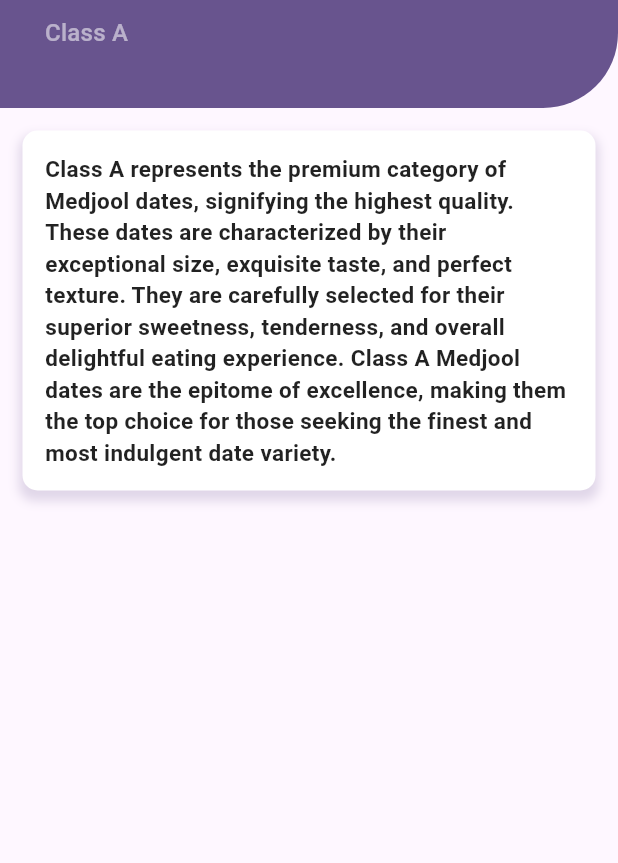
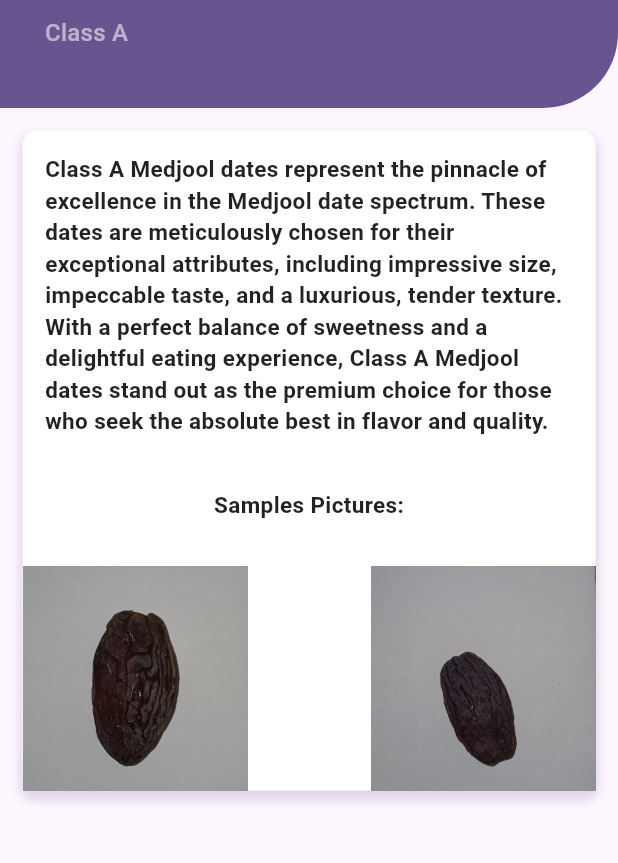
Before and after one commit to AhmadAZ2021/Flutterr, a Flutter app: the ClassesDetails screen opened by its route, on a phone screen of 412 x 824 dp, the part 144-1007 px from its top. Run offline on Flutter 3.47's test engine with Material 3 defaults, Android fonts, the phone set to English and light mode, and no system bars; our stand-ins replace image_picker; missing offline and left inert: dart:ffi.

Commit message:
final-product

```diff
--- a/date_classifier/lib/models/classes.dart
+++ b/date_classifier/lib/models/classes.dart
@@ -1,13 +1,15 @@
 class dateclasses {
   final int id;
-  final String title, subtitle, description, image;
+  final String title, subtitle, description, image , image1 , image2;
 
   dateclasses(
       {required this.id,
       required this.title,
       required this.subtitle,
       required this.description,
-      required this.image});
+      required this.image ,
+      required this.image1,
+      required this.image2,});
 }
 
 List<dateclasses> classes = [
@@ -16,28 +18,37 @@ List<dateclasses> classes = [
     title: 'Class A',
     subtitle: 'Premium Quality',
     description:
-        'Class A represents the premium category of Medjool dates, signifying the highest quality. These dates are characterized by their exceptional size, exquisite taste, and perfect texture. They are carefully selected for their superior sweetness, tenderness, and overall delightful eating experience. Class A Medjool dates are the epitome of excellence, making them the top choice for those seeking the finest and most indulgent date variety.',
+        'Class A Medjool dates represent the pinnacle of excellence in the Medjool date spectrum. These dates are meticulously chosen for their exceptional attributes, including impressive size, impeccable taste, and a luxurious, tender texture. With a perfect balance of sweetness and a delightful eating experience, Class A Medjool dates stand out as the premium choice for those who seek the absolute best in flavor and quality.',
     image: 'images/Date.jpg',
+    image1: 'images/Class A 1.jpg',
+    image2: 'images/Class A 2.jpg'
   ),
   dateclasses(
       id: 2,
       title: 'Class B',
       subtitle: 'High Quality',
       description:
-          'Class B comprises high-quality Medjool dates that may not be classified as premium but still offer a delightful taste and texture. These dates are likely to be slightly smaller or may have minor imperfections compared to Class A but maintain a commendable standard. Class B dates are an excellent choice for those who desire quality Medjool dates with a slightly more affordable price point.',
-      image: 'images/Date.jpg'),
+          'Falling just below the premium tier, Class B Medjool dates maintain a high standard of quality. While they may be slightly smaller or exhibit minor imperfections compared to Class A, they offer a commendable taste and texture. Class B is an excellent option for those who appreciate quality Medjool dates but are open to a more affordable choice without compromising significantly on the overall experience.',
+      image: 'images/Date.jpg',
+      image1: 'images/Class B 1.jpg',
+      image2: 'images/Class B 2.jpg'),
+
   dateclasses(
       id: 3,
       title: 'Class C',
       subtitle: 'Standard Quality',
       description:
-          'Class C represents standard quality Medjool dates that meet the basic criteria for taste and texture. While they may have some imperfections, such as smaller sizes or irregular shapes, Class C dates still provide a satisfactory eating experience. These dates are a good option for those who prioritize value and are looking for a budget-friendly choice without compromising too much on quality.',
-      image: 'images/Date.jpg'),
+          'Class C Medjool dates embody a solid standard of quality, meeting the fundamental criteria for taste and texture. Although they might have some imperfections such as smaller sizes or irregular shapes, Class C dates still provide a satisfactory and enjoyable eating experience. These dates are a reliable choice for those seeking a balance between value and quality, offering a budget-friendly option without compromising too much on flavor.',
+      image: 'images/Date.jpg',
+      image1: 'images/Class C 1.jpg',
+    image2: 'images/Class C 2.jpg'),
   dateclasses(
       id: 4,
       title: 'Class D',
       subtitle: 'Economy Grade',
       description:
-          'Class D consists of economy-grade Medjool dates, which may have more noticeable imperfections in terms of size, appearance, or taste. While these dates may not meet the premium or high-quality standards, they are still suitable for various culinary purposes. Class D Medjool dates offer an economical option for those who prioritize affordability and are willing to compromise on some aspects of quality.',
-      image: 'images/Date.jpg'),
+          'Class D Medjool dates are the economy-grade option, displaying more noticeable imperfections in size, appearance, or taste. While they may not reach the premium or high-quality standards, Class D dates remain suitable for various culinary purposes. Offering an economical choice, Class D Medjool dates cater to those who prioritize affordability and are willing to make modest compromises in certain aspects of quality for specific uses.',
+      image: 'images/Date.jpg',
+      image1: 'images/Class D 1.jpg',
+    image2: 'images/Class D 2.jpg'),
 ];
--- a/date_classifier/lib/screens/about.dart
+++ b/date_classifier/lib/screens/about.dart
@@ -138,14 +138,14 @@ class AboutPage extends StatelessWidget {
                     mainAxisAlignment: MainAxisAlignment.spaceBetween,
                     children: [
                       Text(
-                        'Provided By:',
+                        'Developers:',
                         style: TextStyle(
                             color: Colors.black87,
                             fontSize: 15,
                             fontWeight: FontWeight.w600),
                       ),
                       Text(
-                        'AAZ',
+                        ' Sa\'ad Al-Zoubi \n Ahmad Al-Zaghameem',
                         style: TextStyle(
                             color: Colors.black87,
                             fontSize: 15,
--- a/date_classifier/lib/screens/classes_details.dart
+++ b/date_classifier/lib/screens/classes_details.dart
@@ -1,4 +1,6 @@
 // classes_info_page.dart
+
+import 'dart:ffi';
 
 import 'package:date_classifier/models/classes.dart';
 import 'package:flutter/material.dart';
@@ -89,6 +91,17 @@ class _ClassesDetailsState extends State<ClassesDetails> {
                         fontWeight: FontWeight.bold),
                   ),
                 ),
+                SizedBox(height: 20,),
+                Text('Samples Pictures:' , style: TextStyle(color: Colors.black87, fontSize: 15 , fontWeight: FontWeight.bold),),
+                SizedBox(height: 30,),
+
+                Row(
+                  mainAxisAlignment: MainAxisAlignment.spaceBetween,
+                  children: [
+                    Image.asset(widget.classDetails.image1 , width: 150 , height: 150, fit: BoxFit.cover,),
+                    Image.asset(widget.classDetails.image2 , width: 150 , height: 150,fit: BoxFit.cover,),
+                  ],
+                )
               ]),
             ),
           ),
--- a/date_classifier/pubspec.yaml
+++ b/date_classifier/pubspec.yaml
@@ -30,6 +30,7 @@ environment:
 dependencies:
   flutter:
     sdk: flutter
+  image_picker: ^1.0.4
 
 
   # The following adds the Cupertino Icons font to your application.
```
Also changed, not shown: date_classifier/lib/main.dart (+8 -1 lines), date_classifier/lib/screens/classification.dart (added, +114 -0 lines), date_classifier/lib/screens/contact_us.dart (+7 -23 lines), date_classifier/lib/screens/image_view.dart (added, +80 -0 lines), date_classifier/lib/screens/results.dart (added, +72 -0 lines), date_classifier/images/Class A 1.jpg (added), date_classifier/images/Class A 2.jpg (added), date_classifier/images/Class B 1.jpg (added), date_classifier/images/Class B 2.jpg (added), date_classifier/images/Class C 1.jpg (added), date_classifier/images/Class C 2.jpg (added), date_classifier/images/Class D 1.jpg (added), date_classifier/images/Class D 2.jpg (added), date_classifier/images/R.png (added), 1 more files, 7 other files.
